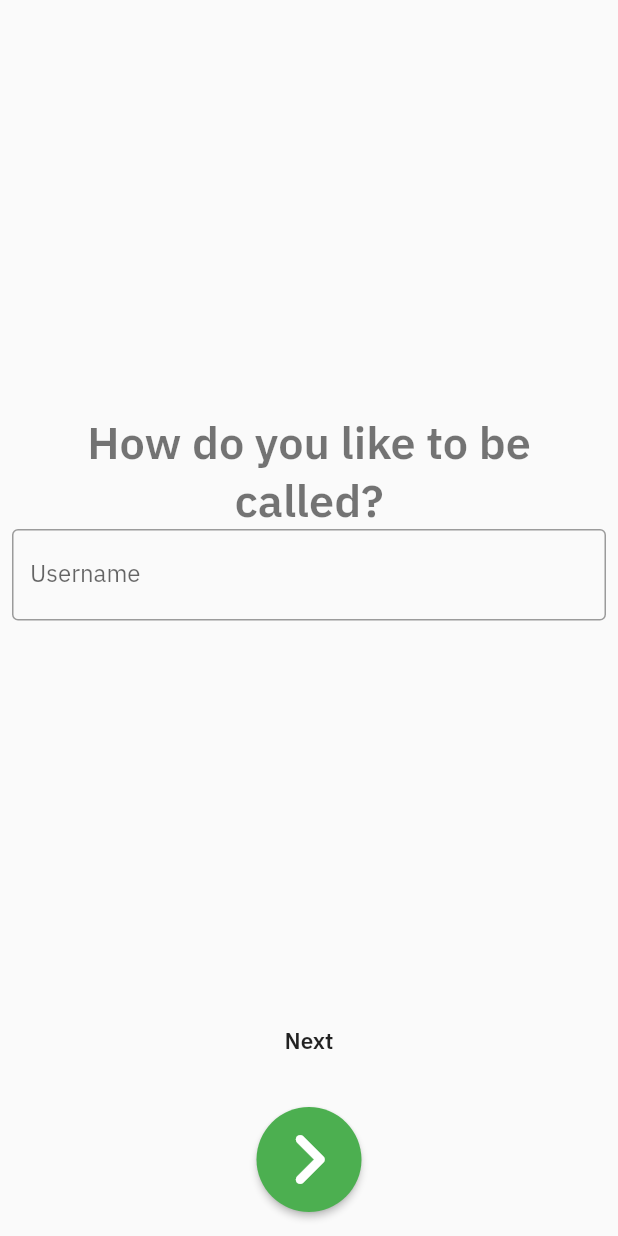
After one commit to abadisurio/hasheard-android, a Flutter app: the Introduction screen opened directly, after a tap on the "keyboard arrow right" icon, on a phone screen of 412 x 824 dp. The commit adds this screen. Run offline on Flutter 3.47's test engine with Material 2 defaults, Android fonts, the phone set to English and light mode, and no system bars; our stand-ins replace connectivity_plus, firebase_auth, firebase_core, google_sign_in, shared_preferences; accounts and stored records are empty.

Commit message:
hasheard: add root pages

```diff
--- a/lib/main.dart
+++ b/lib/main.dart
@@ -1,5 +1,3 @@
-import 'dart:developer';
-
 import 'package:connectivity_plus/connectivity_plus.dart';
 import 'package:firebase_core/firebase_core.dart';
 import 'package:hasheard/connectivity/connection.dart';
@@ -8,6 +6,7 @@ import 'package:flutter/material.dart';
 import 'package:flutter/services.dart';
 import 'package:hasheard/page/register.dart';
 import 'package:hasheard/page/root.dart';
+import 'package:hasheard/page/root_victim.dart';
 import 'package:hasheard/page/signin.dart';
 import 'package:hasheard/page/splash.dart';
 import 'package:shared_preferences/shared_preferences.dart';
@@ -119,6 +118,9 @@ class _MyAppState extends State<MyApp> {
           case '/':
             return CupertinoPageRoute(
                 builder: (_) => const RootPage(), settings: settings);
+          case '/root-victim':
+            return CupertinoPageRoute(
+                builder: (_) => const RootVictim(), settings: settings);
           case '/signin':
             return CupertinoPageRoute(
                 builder: (_) => const SignInPage(), settings: settings);
--- /dev/null
+++ b/lib/page/introduction.dart
@@ -0,0 +1,369 @@
+import 'dart:developer';
+
+import 'package:flutter/material.dart';
+import 'package:flutter/services.dart';
+
+class Introduction extends StatefulWidget {
+  const Introduction({Key? key}) : super(key: key);
+
+  @override
+  _IntroductionState createState() => _IntroductionState();
+}
+
+class _IntroductionState extends State<Introduction> {
+  final PageController _pageController = PageController(initialPage: 0);
+  int currentPage = 0;
+
+  late String user = "Loading";
+  late int salary = 0;
+  late int payDay = 0;
+
+  final userNameController = TextEditingController();
+  final salaryController = TextEditingController();
+  final payDayController = TextEditingController();
+
+  void finishIntro() async {
+    bool isComplete = await saveData();
+    if (isComplete) Navigator.pushReplacementNamed(context, '/root-victim');
+  }
+
+  Future<bool> saveData() async {
+    // getData();
+    // SharedPreferences prefs = await SharedPreferences.getInstance();
+    // var cron = new Cron();
+    // cron.schedule(new Schedule.parse('0 0 $payDay * *'), () async {
+    //   int newBalance = 0 + salary;
+    //   prefs.setInt('mainBalance', newBalance);
+    // });
+    // prefs.setBool('firstTimeOpen', false);
+    // prefs.setString('userName', user);
+    // prefs.setInt('mainSalary', salary);
+    // prefs.setInt('payDay', payDay);
+    return true;
+  }
+
+  void getData() {
+    log('userName: ${userNameController.text}');
+    log('salary: ${salaryController.text}');
+    user = userNameController.text;
+    // salary = int.parse(salaryController.text.replaceAll('.', ''));
+    // payDay = int.parse(payDayController.text);
+  }
+
+  void getChangedPageAndMoveBar(int page) {
+    setState(() {
+      currentPage = page;
+    });
+  }
+
+  void nextPage() {
+    SystemChannels.textInput.invokeMethod('TextInput.hide');
+    _pageController.animateToPage(currentPage + 1,
+        duration: const Duration(milliseconds: 250), curve: Curves.easeInOut);
+  }
+
+  @override
+  Widget build(BuildContext context) {
+    final List<Widget> introWidgetsList = <Widget>[
+      const PageOne(),
+      InputUsername(controller: userNameController),
+      InputSalary(controller: salaryController),
+      InputPayDay(controller: payDayController),
+      PageFive(onFinish: finishIntro)
+    ];
+    return SafeArea(
+      child: Scaffold(
+          floatingActionButton: (introWidgetsList.length - 1 != currentPage)
+              ? ElevatedButton(
+                  onPressed: () => nextPage(),
+                  child: const Icon(
+                    Icons.keyboard_arrow_right_rounded,
+                    color: Colors.white,
+                    size: 70,
+                  ),
+                  style: ButtonStyle(
+                    shape: MaterialStateProperty.all<CircleBorder>(
+                        const CircleBorder()),
+                    backgroundColor:
+                        MaterialStateProperty.all<Color>(Colors.green),
+                  ),
+                )
+              : null,
+          floatingActionButtonLocation:
+              FloatingActionButtonLocation.centerFloat,
+          body: PageView.builder(
+            physics: const ClampingScrollPhysics(),
+            itemCount: introWidgetsList.length,
+            onPageChanged: (int page) {
+              getChangedPageAndMoveBar(page);
+            },
+            controller: _pageController,
+            itemBuilder: (context, index) {
+              return introWidgetsList[index];
+            },
+          )),
+    );
+  }
+}
+
+class PageOne extends StatelessWidget {
+  const PageOne({Key? key}) : super(key: key);
+
+  @override
+  Widget build(BuildContext context) {
+    return Container(
+      color: Colors.white,
+      child: Column(mainAxisAlignment: MainAxisAlignment.center, children: [
+        // Image.asset('assets/image/page_one.png', height: 250),
+        Text(
+          "Start now!",
+          style: Theme.of(context).textTheme.headline1,
+          textAlign: TextAlign.center,
+        ),
+        Text(
+          "Take the tour",
+          style: Theme.of(context).textTheme.headline6,
+          textAlign: TextAlign.center,
+        ),
+      ]),
+    );
+  }
+}
+
+class InputUsername extends StatefulWidget {
+  const InputUsername({Key? key, this.controller}) : super(key: key);
+
+  final TextEditingController? controller;
+
+  @override
+  _InputUsernameState createState() => _InputUsernameState();
+}
+
+class _InputUsernameState extends State<InputUsername> {
+  TextEditingController? controller;
+
+  @override
+  void initState() {
+    controller = widget.controller;
+    super.initState();
+  }
+
+  @override
+  Widget build(BuildContext context) {
+    return Padding(
+      padding: const EdgeInsets.symmetric(horizontal: 8.0),
+      child: Form(
+        child: Column(
+          mainAxisAlignment: MainAxisAlignment.center,
+          children: <Widget>[
+            const Spacer(
+              flex: 1,
+            ),
+            Expanded(
+              flex: 1,
+              child: Column(children: [
+                Text(
+                  "How do you like to be called?",
+                  style: Theme.of(context).textTheme.headline3,
+                  textAlign: TextAlign.center,
+                ),
+                // Add TextFormFields and ElevatedButton here.
+                TextField(
+                  controller: controller,
+                  decoration: const InputDecoration(
+                    border: OutlineInputBorder(),
+                    labelText: 'Username',
+                    // errorText:
+                    //     _validateUsername ? 'Username Can\'t Be Empty' : null,
+                  ),
+                ),
+                // DuidTextField(
+                //     controller: controller,
+                //     hintText: "Ross Geller",
+                //     icon: Icons.person,
+                //     textInputType: TextInputType.text),
+              ]),
+            ),
+            Expanded(
+                flex: 1,
+                child: Align(
+                    child: Text("Next\n\n\n\n\n\n ",
+                        style: Theme.of(context).textTheme.headline6,
+                        textAlign: TextAlign.center),
+                    alignment: Alignment.bottomCenter)),
+          ],
+        ),
+      ),
+    );
+  }
+}
+
+class InputSalary extends StatefulWidget {
+  const InputSalary({Key? key, this.controller}) : super(key: key);
+
+  final TextEditingController? controller;
+  @override
+  State<InputSalary> createState() => _PageThreeState();
+}
+
+class _PageThreeState extends State<InputSalary> {
+  TextEditingController? controller;
+
+  @override
+  void initState() {
+    controller = widget.controller;
+    super.initState();
+  }
+
+  @override
+  Widget build(BuildContext context) {
+    return Padding(
+      padding: const EdgeInsets.symmetric(horizontal: 8.0),
+      child: Form(
+        child: Column(
+          mainAxisAlignment: MainAxisAlignment.center,
+          children: <Widget>[
+            const Spacer(
+              flex: 1,
+            ),
+            Expanded(
+              flex: 1,
+              child: Column(children: [
+                Text(
+                  "How much is\nyour salary?",
+                  style: Theme.of(context).textTheme.headline3,
+                  textAlign: TextAlign.center,
+                ),
+                TextField(
+                  controller: controller,
+                  decoration: const InputDecoration(
+                    border: OutlineInputBorder(),
+                    labelText: 'Username',
+                    // errorText:
+                    //     _validateUsername ? 'Username Can\'t Be Empty' : null,
+                  ),
+                ),
+                // DuidTextField(
+                //     controller: controller,
+                //     prefix: "Rp",
+                //     hintText: "5000",
+                //     icon: Icons.money,
+                //     textInputType: TextInputType.number),
+              ]),
+            ),
+            Expanded(
+                flex: 1,
+                child: Align(
+                    child: Text("Next\n\n\n\n\n\n ",
+                        style: Theme.of(context).textTheme.headline6,
+                        textAlign: TextAlign.center),
+                    alignment: Alignment.bottomCenter)),
+          ],
+        ),
+      ),
+    );
+  }
+}
+
+class InputPayDay extends StatefulWidget {
+  const InputPayDay({Key? key, this.controller}) : super(key: key);
+  final TextEditingController? controller;
+  @override
+  InputPayDayState createState() => InputPayDayState();
+}
+
+class InputPayDayState extends State<InputPayDay> {
+  TextEditingController? controller;
+  @override
+  void initState() {
+    controller = widget.controller;
+    super.initState();
+  }
+
+  @override
+  Widget build(BuildContext context) {
+    return Padding(
+      padding: const EdgeInsets.symmetric(horizontal: 8.0),
+      child: Form(
+        child: Column(
+          mainAxisAlignment: MainAxisAlignment.center,
+          children: <Widget>[
+            Expanded(
+              flex: 4,
+              child: Column(children: [
+                Padding(
+                  padding: const EdgeInsets.all(16.0),
+                  child: Text(
+                    "When is your\npay day?",
+                    style: Theme.of(context).textTheme.headline3,
+                    textAlign: TextAlign.center,
+                  ),
+                ),
+                Expanded(
+                  child: Card(
+                    shape: RoundedRectangleBorder(
+                        borderRadius: BorderRadius.circular(15)),
+                    elevation: 00,
+                    shadowColor: const Color(0xFFE9E9E9),
+                    color: const Color(0xFFF8F8F8),
+                    // child: ListView(
+                    //   children: [
+                    //     DuidDatePicker(
+                    //       controller: controller,
+                    //       dateChosen: 1,
+                    //     )
+                    //   ],
+                    // ),
+                  ),
+                )
+              ]),
+            ),
+            Expanded(
+                flex: 1,
+                child: Align(
+                    child: Text("Next\n\n\n\n\n\n ",
+                        style: Theme.of(context).textTheme.headline6,
+                        textAlign: TextAlign.center),
+                    alignment: Alignment.bottomCenter)),
+          ],
+        ),
+      ),
+    );
+  }
+}
+
+class PageFive extends StatefulWidget {
+  const PageFive({Key? key, this.onFinish}) : super(key: key);
+  final Function()? onFinish;
+  @override
+  _PageFiveState createState() => _PageFiveState();
+}
+
+class _PageFiveState extends State<PageFive> {
+  @override
+  Widget build(BuildContext context) {
+    return Column(mainAxisAlignment: MainAxisAlignment.center, children: [
+      Text(
+        "You are all set",
+        style: Theme.of(context).textTheme.headline1,
+      ),
+      const SizedBox(height: 50),
+      ElevatedButton(
+        onPressed: widget.onFinish,
+        child: const Padding(
+          padding: EdgeInsets.all(8.0),
+          child: Text(
+            "see my wallet",
+            style: TextStyle(fontSize: 30),
+          ),
+        ),
+        style: ButtonStyle(
+          shape: MaterialStateProperty.all<RoundedRectangleBorder>(
+              RoundedRectangleBorder(
+                  borderRadius: BorderRadius.circular(100.0))),
+          backgroundColor: MaterialStateProperty.all<Color>(Colors.green),
+        ),
+      )
+    ]);
+  }
+}
--- a/lib/page/root.dart
+++ b/lib/page/root.dart
@@ -1,17 +1,11 @@
 import 'package:flutter/material.dart';
+import 'package:hasheard/page/introduction.dart';
 
 class RootPage extends StatelessWidget {
   const RootPage({Key? key}) : super(key: key);
 
   @override
   Widget build(BuildContext context) {
-    return Scaffold(
-      appBar: AppBar(
-        title: const Text("HasHeard"),
-      ),
-      body: const Center(
-        child: Text("hasheard"),
-      ),
-    );
+    return const Introduction();
   }
 }
--- /dev/null
+++ b/lib/page/root_contributor.dart
@@ -0,0 +1,15 @@
+import 'package:flutter/material.dart';
+
+class RootContributor extends StatefulWidget {
+  const RootContributor({Key? key}) : super(key: key);
+
+  @override
+  State<RootContributor> createState() => _RootContributorState();
+}
+
+class _RootContributorState extends State<RootContributor> {
+  @override
+  Widget build(BuildContext context) {
+    return Container();
+  }
+}
--- /dev/null
+++ b/lib/page/root_pic.dart
@@ -0,0 +1,15 @@
+import 'package:flutter/material.dart';
+
+class RootPIC extends StatefulWidget {
+  const RootPIC({Key? key}) : super(key: key);
+
+  @override
+  State<RootPIC> createState() => _RootPICState();
+}
+
+class _RootPICState extends State<RootPIC> {
+  @override
+  Widget build(BuildContext context) {
+    return Container();
+  }
+}
--- /dev/null
+++ b/lib/page/root_victim.dart
@@ -0,0 +1,15 @@
+import 'package:flutter/material.dart';
+
+class RootVictim extends StatefulWidget {
+  const RootVictim({Key? key}) : super(key: key);
+
+  @override
+  State<RootVictim> createState() => _RootVictimState();
+}
+
+class _RootVictimState extends State<RootVictim> {
+  @override
+  Widget build(BuildContext context) {
+    return Container();
+  }
+}
```
